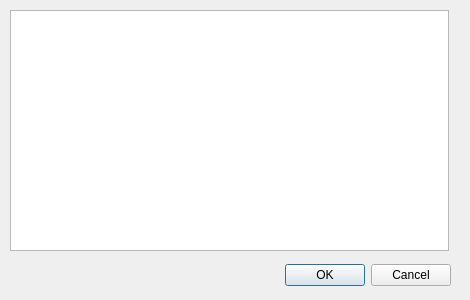
Qt form gui/dialogs/ScreenshotDialog.ui (FreesmTeam/FreesmLauncher) before a commit.
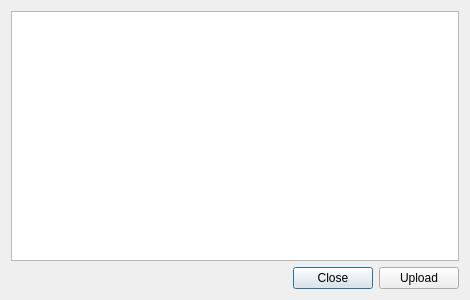
The same form after that commit. Icons and pictures are not drawn.

The edit to the form file:
```diff
--- a/gui/dialogs/ScreenshotDialog.ui
+++ b/gui/dialogs/ScreenshotDialog.ui
@@ -17,28 +17,9 @@
    <iconset resource="../../resources/multimc/multimc.qrc">
     <normaloff>:/icons/multimc/scalable/apps/multimc.svg</normaloff>:/icons/multimc/scalable/apps/multimc.svg</iconset>
   </property>
-  <widget class="QDialogButtonBox" name="buttonBox">
-   <property name="geometry">
-    <rect>
-     <x>10</x>
-     <y>260</y>
-     <width>441</width>
-     <height>31</height>
-    </rect>
-   </property>
-   <property name="standardButtons">
-    <set>QDialogButtonBox::Cancel|QDialogButtonBox::Ok</set>
-   </property>
-  </widget>
+  <layout class="QVBoxLayout" name="verticalLayout">
+   <item>
   <widget class="QListView" name="listView">
-   <property name="geometry">
-    <rect>
-     <x>10</x>
-     <y>10</y>
-     <width>439</width>
-     <height>241</height>
-    </rect>
-   </property>
    <property name="selectionMode">
     <enum>QAbstractItemView::ExtendedSelection</enum>
    </property>
@@ -61,6 +42,39 @@
     <enum>QListView::IconMode</enum>
    </property>
   </widget>
+   </item>
+   <item>
+    <layout class="QHBoxLayout" name="horizontalLayout">
+     <item>
+      <spacer name="horizontalSpacer">
+       <property name="orientation">
+        <enum>Qt::Horizontal</enum>
+       </property>
+       <property name="sizeHint" stdset="0">
+        <size>
+         <width>40</width>
+         <height>20</height>
+        </size>
+       </property>
+      </spacer>
+     </item>
+     <item>
+      <widget class="QPushButton" name="closeBtn">
+       <property name="text">
+        <string>Close</string>
+       </property>
+      </widget>
+     </item>
+     <item>
+      <widget class="QPushButton" name="uploadBtn">
+       <property name="text">
+        <string>Upload</string>
+       </property>
+      </widget>
+     </item>
+    </layout>
+   </item>
+  </layout>
  </widget>
  <resources>
   <include location="../../resources/multimc/multimc.qrc"/>
```
Left out of the diff: 12 changed lines with no effect on the pictures. Lines whose indentation alone changed are shown as unchanged.
